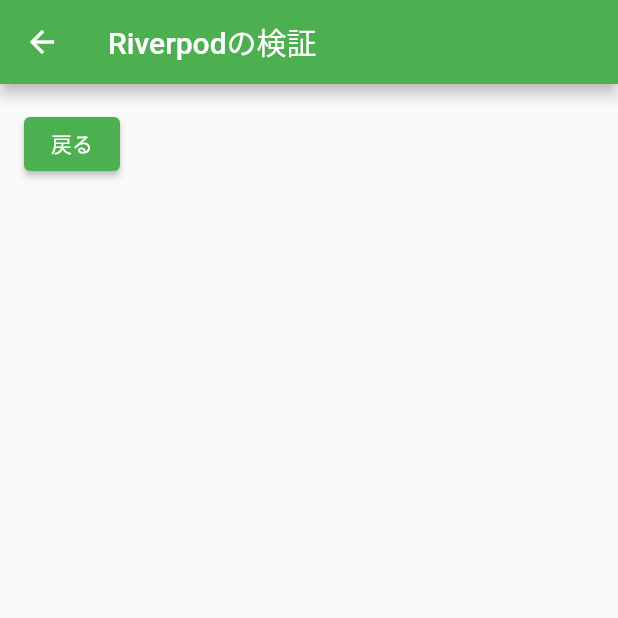
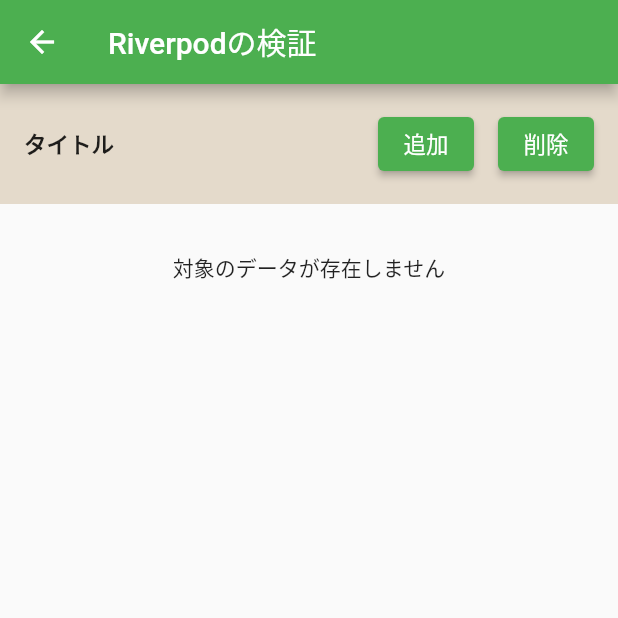
Before and after one commit to wakizaka24/flutter_test3, a Flutter app: the MaterialTest6Page screen opened directly, on a phone screen of 412 x 824 dp, the top half of it. Run offline on Flutter 3.47's test engine with Material 2 defaults, Android fonts, the phone set to English and light mode, and no system bars; our stand-ins replace auto_route, flutter_hooks, hooks_riverpod, retrofit, shared_preferences; missing offline and left inert: sqlite3; accounts and stored records are empty; generated files the repository leaves out were written again.

Commit message:
Riverpodの機能を追加する

```diff
--- a/lib/f010_material_test6_page.dart
+++ b/lib/f010_material_test6_page.dart
@@ -1,5 +1,6 @@
 import 'package:flutter/material.dart';
 import 'package:hooks_riverpod/hooks_riverpod.dart';
+import 'package:retrofit/http.dart';
 
 class MaterialTest6Page extends HookConsumerWidget {
   const MaterialTest6Page({super.key, required this.title});
@@ -7,19 +8,90 @@ class MaterialTest6Page extends HookConsumerWidget {
 
   @override
   Widget build(BuildContext context, WidgetRef ref) {
+    List<String> list = [];
     return Scaffold(
       appBar: AppBar(
         title: Text(title),
       ),
-      body: Padding(
-        padding: const EdgeInsets.all(16.0),
-        child: ElevatedButton(
-          child: const Text('戻る'),
-          onPressed: () {
-            Navigator.pop(context);
-          },
-        ),
+      body: Column(
+        children: [
+          Container(
+            color: const Color(0xCCDED2BF),
+            padding: const EdgeInsets.symmetric(
+            horizontal: 16,
+            vertical: 16),
+            child: Row(
+                children: [
+                  const Text('タイトル', style: TextStyle(fontSize: 15,
+                      fontWeight: FontWeight.w700,),
+                  ),
+                  const Spacer(),
+                  ElevatedButton(
+                    onPressed: () {
+                    },
+                    style: ElevatedButton.styleFrom(
+                        fixedSize: const Size(52, 32),
+                        textStyle: const TextStyle(fontSize: 15),
+
+                    ),
+                    child: const Text('追加'),
+                  ),
+                  Container(width: 16),
+                  ElevatedButton(
+                    onPressed: () {
+                    },
+                    style: ElevatedButton.styleFrom(
+                        fixedSize: const Size(52, 32),
+                        textStyle: const TextStyle(fontSize: 15)),
+                    child: const Text('削除'),
+                  ),
+                ]
+            )
+          ),
+
+          if (list.isEmpty)
+            const Padding(
+              padding: EdgeInsets.symmetric(vertical: 32.0),
+              child: Text("対象のデータが存在しません"),
+            ),
+
+
+        ],
       ),
     );
   }
 }
+
+// view_model
+class MaterialTest6PageNotifier extends StateNotifier<MaterialTest6PageState> {
+  MaterialTest6PageNotifier(this.ref) : super(MaterialTest6PageState());
+  final Ref ref;
+
+
+}
+class MaterialTest6PageState {
+
+}
+final materialTest6PageNotifierProvider =
+StateNotifierProvider.autoDispose<MaterialTest6PageNotifier,
+    MaterialTest6PageState>((ref) {
+  return MaterialTest6PageNotifier(ref);
+});
+
+// repository
+// final getApiTestInfoDataSourceProvider =
+// Provider<GetApiTestInfoDataSource>((ref) {
+//   return GetApiTestInfoDataSource(ref);
+// });
+
+
+
+// @RestApi()
+// abstract class GetApiTestInfoDataSource {
+//   static const testApi1 = 'https://umayadia-apisample.azurewebsites.net'
+//       '/api/persons/Shakespeare';
+//
+//   factory GetApiTestInfoDataSource(Ref ref) =>
+//       GetApiTestInfoDataSource(ref.read());
+//
+// }
```
Also changed, not shown: pubspec.yaml (+10 -3 lines), pubspec.lock, 2 other files.
